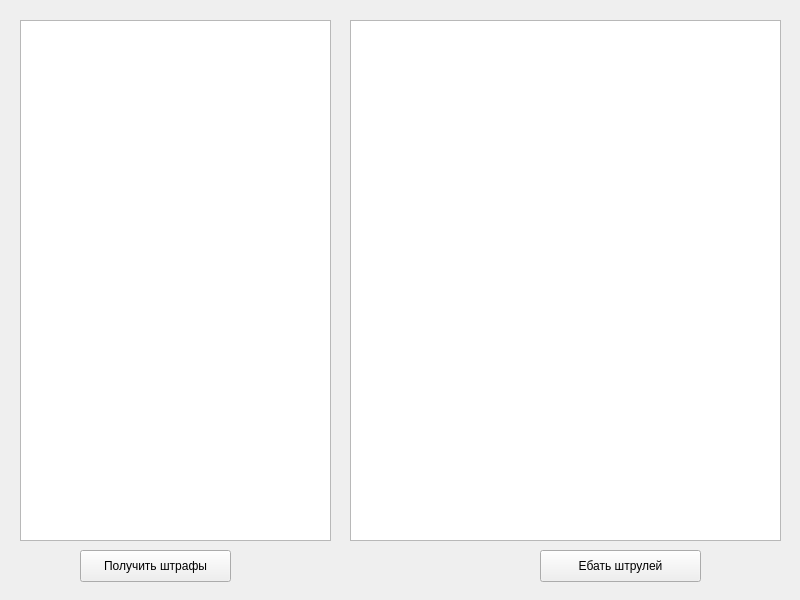
Qt form product_scraper/product_scraper/spiders/fines.ui (KashN9sh/Ya-taxi-way2pdf) before a commit.
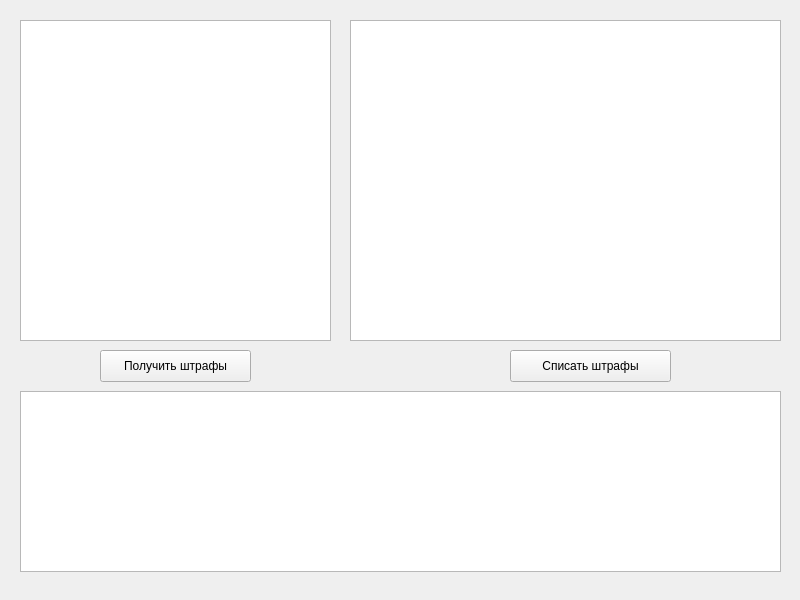
The same form after that commit.

Commit message: User interface update

```diff
--- a/product_scraper/product_scraper/spiders/fines.ui
+++ b/product_scraper/product_scraper/spiders/fines.ui
@@ -26,7 +26,7 @@
       <x>20</x>
       <y>20</y>
       <width>311</width>
-      <height>521</height>
+      <height>321</height>
      </rect>
     </property>
    </widget>
@@ -36,15 +36,15 @@
       <x>350</x>
       <y>20</y>
       <width>431</width>
-      <height>521</height>
+      <height>321</height>
      </rect>
     </property>
    </widget>
    <widget class="QPushButton" name="BtnGetFines">
     <property name="geometry">
      <rect>
-      <x>80</x>
-      <y>550</y>
+      <x>100</x>
+      <y>350</y>
       <width>151</width>
       <height>32</height>
      </rect>
@@ -56,14 +56,24 @@
    <widget class="QPushButton" name="BtgEbatShtrule1">
     <property name="geometry">
      <rect>
-      <x>540</x>
-      <y>550</y>
+      <x>510</x>
+      <y>350</y>
       <width>161</width>
       <height>32</height>
      </rect>
     </property>
     <property name="text">
-     <string>Ебать штрулей</string>
+     <string>Списать штрафы</string>
+    </property>
+   </widget>
+   <widget class="QListWidget" name="listWidget">
+    <property name="geometry">
+     <rect>
+      <x>20</x>
+      <y>391</y>
+      <width>761</width>
+      <height>181</height>
+     </rect>
     </property>
    </widget>
   </widget>
```
The commit also changes 2 other files.
